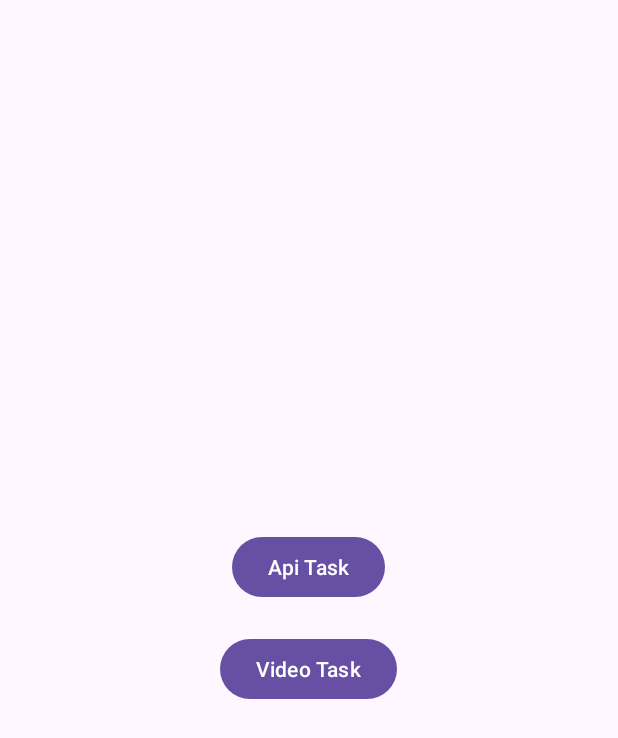
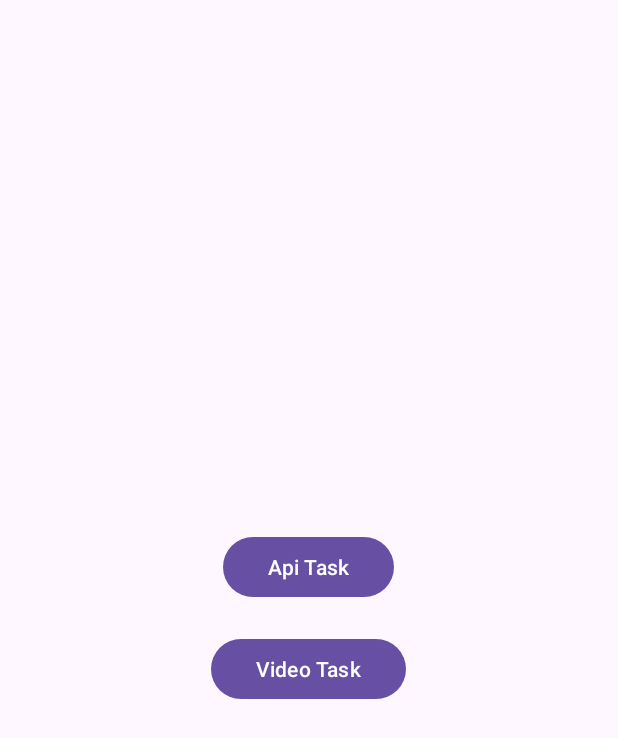
Before and after one commit to paramjeet198/DsTechworkAssessment, an Android app: the screen it shows after launch (MainActivity), on a phone screen of 412 x 824 dp. Shown: the top 738 px of the screen. Run offline under Robolectric (Android 15) with nearby library versions, the phone set to English and light mode, and no system bars.

```diff
--- a/app/src/main/res/layout/activity_main.xml
+++ b/app/src/main/res/layout/activity_main.xml
@@ -19,6 +19,8 @@
             android:layout_width="wrap_content"
             android:layout_height="wrap_content"
             android:layout_margin="10dp"
+            android:paddingStart="30dp"
+            android:paddingEnd="30dp"
             android:text="Api Task" />
 
         <Button
@@ -26,6 +28,8 @@
             android:layout_width="wrap_content"
             android:layout_height="wrap_content"
             android:layout_margin="10dp"
+            android:paddingStart="30dp"
+            android:paddingEnd="30dp"
             android:text="Video Task" />
 
     </LinearLayout>
--- a/app/src/main/res/values-night/themes.xml
+++ b/app/src/main/res/values-night/themes.xml
@@ -1,7 +1,7 @@
 <resources xmlns:tools="http://schemas.android.com/tools">
-    <!-- Base application theme. -->
+
     <style name="Base.Theme.MyApplication" parent="Theme.Material3.DayNight.NoActionBar">
-        <!-- Customize your dark theme here. -->
-        <!-- <item name="colorPrimary">@color/my_dark_primary</item> -->
+        <item name="android:statusBarColor">@color/black</item>
+
     </style>
 </resources>
```
Also changed, not shown: app/src/main/java/com/example/myapplication/videotask/PlayVideoActivity.java (+35 -8 lines), app/src/main/res/layout/activity_play_video.xml (+6 -2 lines), app/src/main/res/values/themes.xml (+5 -3 lines).
